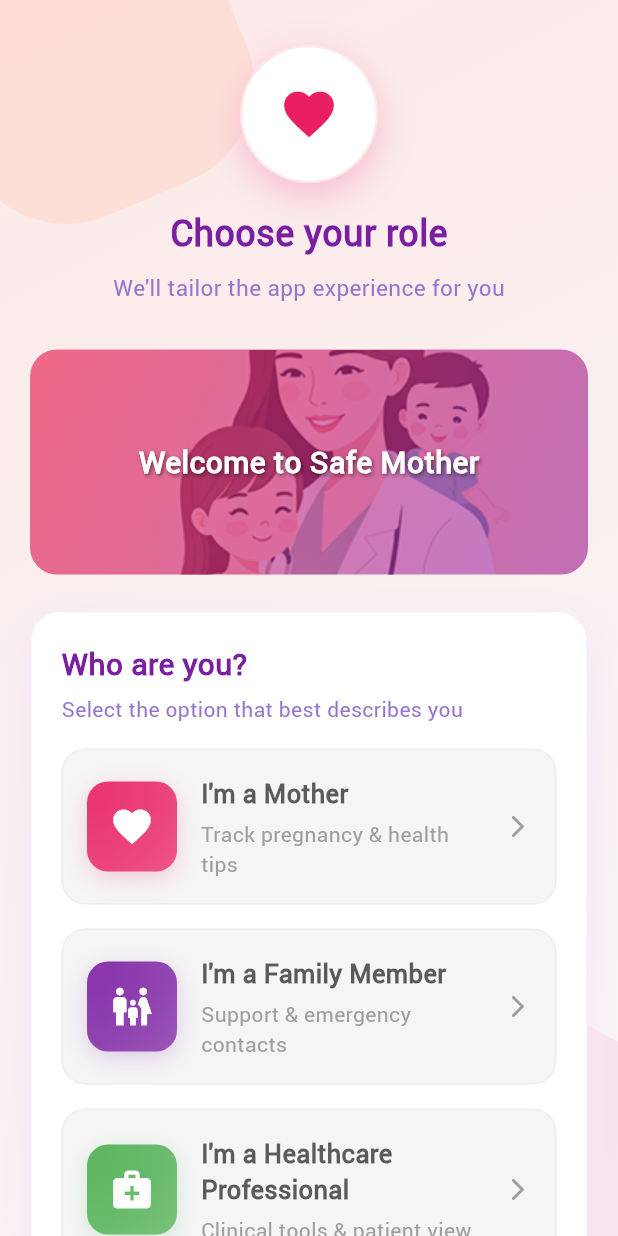
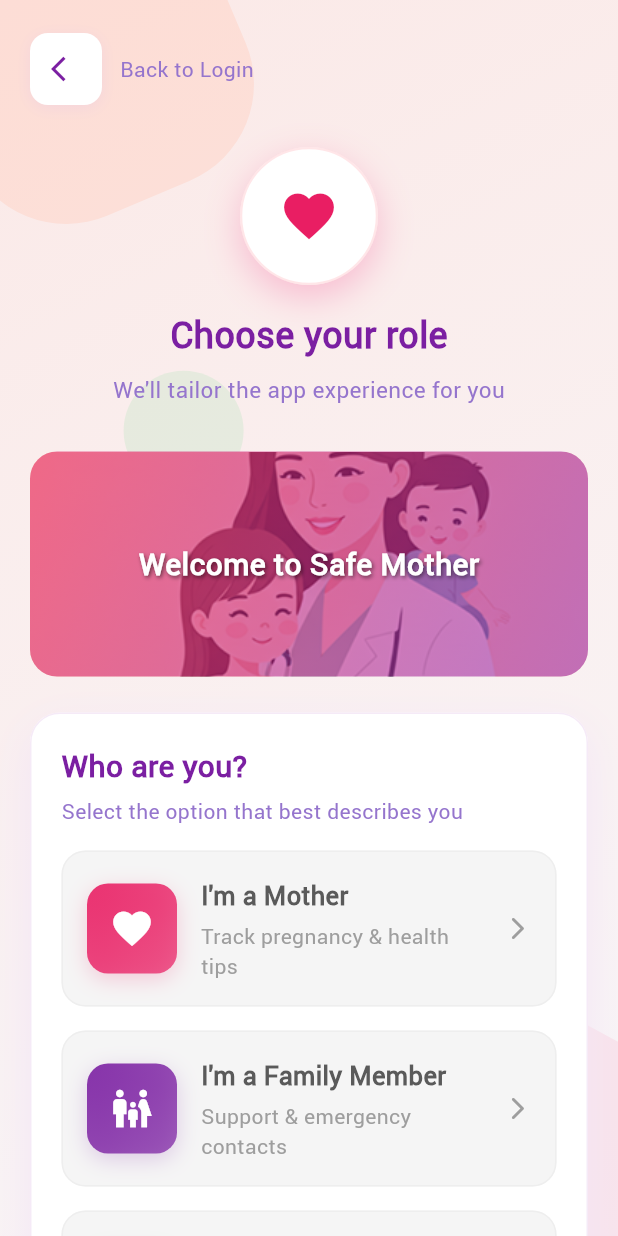
Before and after one commit to 0xthuve/safeMother-mobApp-Flutter, a Flutter app: the RoleSelectionScreen screen opened directly, on a phone screen of 412 x 824 dp. Run offline on Flutter 3.47's test engine with Material 3 defaults, Android fonts, the phone set to English and light mode, and no system bars; our stand-ins replace cloud_firestore, firebase_auth, firebase_core, google_sign_in, shared_preferences; accounts and stored records are empty; Roboto replaces fonts that are missing (Lexend).

Commit message:
Fix navigation issues

```diff
--- a/lib/signup-roleSelection.dart
+++ b/lib/signup-roleSelection.dart
@@ -2,6 +2,7 @@ import 'package:flutter/material.dart';
 import 'signup-roleMother.dart'; // keep this for SignupMotherForm()
 import 'linkFamMem.dart';
 import 'pages/doctor/doctor_registration.dart';
+import 'signin.dart';
 
 void main() {
   runApp(const RoleSelectionApp());
@@ -197,6 +198,51 @@ class _RoleSelectionScreenState extends State<RoleSelectionScreen> with SingleTi
                   child: Column(
                     crossAxisAlignment: CrossAxisAlignment.center,
                     children: [
+                      // Back button
+                      Row(
+                        children: [
+                          Container(
+                            decoration: BoxDecoration(
+                              color: Colors.white,
+                              borderRadius: BorderRadius.circular(12),
+                              boxShadow: [
+                                BoxShadow(
+                                  color: Colors.purple[100]!.withOpacity(0.3),
+                                  blurRadius: 8,
+                                  offset: const Offset(0, 2),
+                                ),
+                              ],
+                            ),
+                            child: IconButton(
+                              onPressed: () {
+                                Navigator.pushReplacement(
+                                  context,
+                                  MaterialPageRoute(
+                                    builder: (context) => const SignInScreen(),
+                                  ),
+                                );
+                              },
+                              icon: const Icon(
+                                Icons.arrow_back_ios,
+                                color: Color(0xFF7B1FA2),
+                                size: 20,
+                              ),
+                              padding: const EdgeInsets.all(12),
+                            ),
+                          ),
+                          const SizedBox(width: 12),
+                          const Text(
+                            'Back to Login',
+                            style: TextStyle(
+                              color: Color(0xFF9575CD),
+                              fontSize: 14,
+                              fontWeight: FontWeight.w500,
+                            ),
+                          ),
+                        ],
+                      ),
+                      const SizedBox(height: 20),
+
                       // Top: logo + title
                       Container(
                         padding: const EdgeInsets.symmetric(vertical: 8),
```
Also changed, not shown: lib/pages/doctor/doctor_login.dart (+13 -2 lines), lib/patientProfile_modern.dart (deleted).
